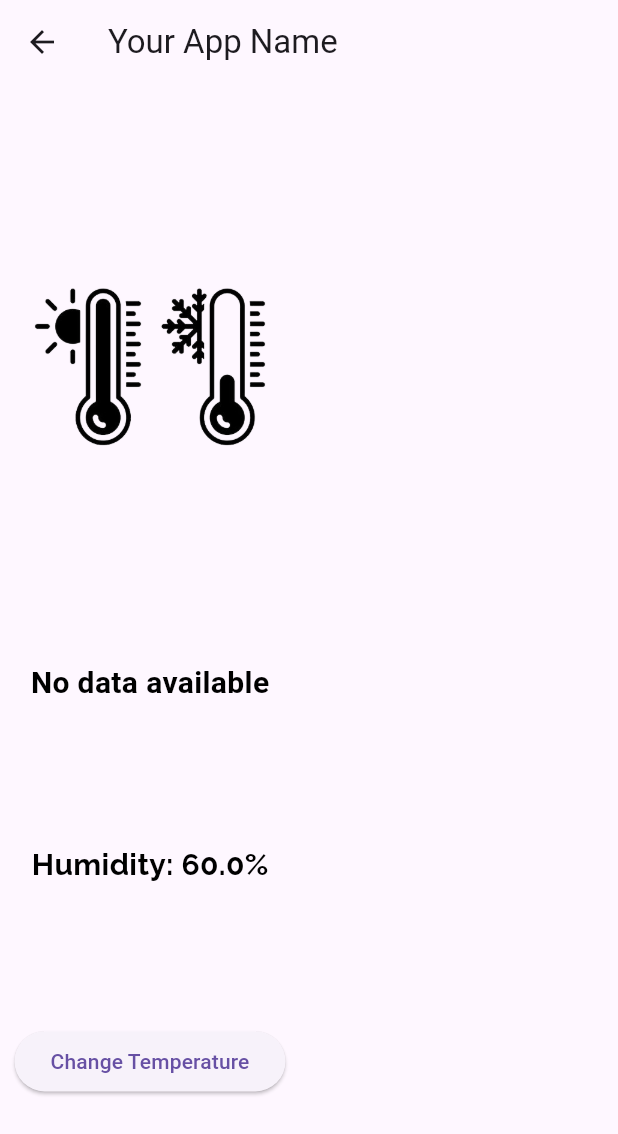
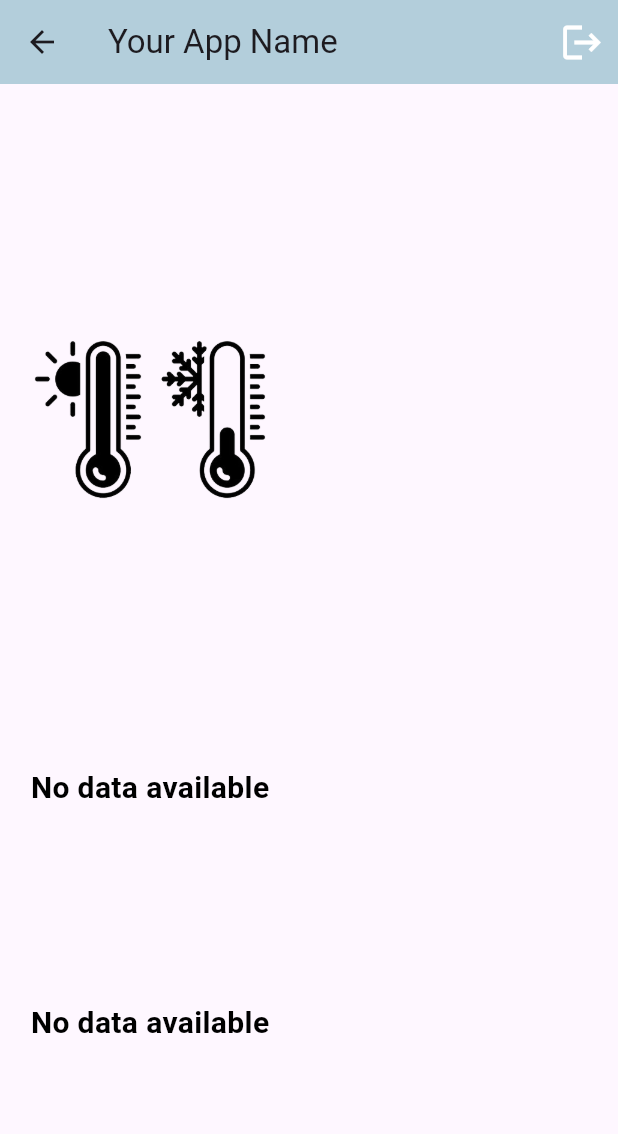
Before and after one commit to talbioumaima06/litbebe_flutter, a Flutter app: the Temperature screen opened by its route, on a phone screen of 412 x 824 dp. Shown: the top 1134 px of the screen. Run offline on Flutter 3.47's test engine with Material 3 defaults, Android fonts, the phone set to English and light mode, and no system bars; our stand-ins replace firebase_auth, firebase_core, firebase_database, firebase_messaging, flutter_local_notifications, fluttertoast and 1 more; accounts and stored records are empty.

Commit message:
temperature page fixes and remove climatisation from dashboard

```diff
--- a/lib/pages/temperature/temperature.dart
+++ b/lib/pages/temperature/temperature.dart
@@ -3,18 +3,32 @@ import 'package:google_fonts/google_fonts.dart';
 import 'package:firebase_database/firebase_database.dart';
 
 class Temperature extends StatelessWidget {
-  const Temperature({super.key});
+  const Temperature({Key? key}) : super(key: key);
   static const route = '/temperature';
 
   @override
   Widget build(BuildContext context) {
-    final DatabaseReference temperatureRef = FirebaseDatabase.instance.ref().child('temperature');
+    final DatabaseReference temperatureRef = FirebaseDatabase.instance.ref().child('/DHT_11/Temperature');
+    final DatabaseReference humidityRef = FirebaseDatabase.instance.ref().child('/DHT_11/Humidity');
     final message = ModalRoute.of(context)!.settings.arguments;
     print('messageeeeee: $message');
 
     return Scaffold(
       appBar: AppBar(
         title: const Text('Your App Name'),
+        actions: [
+          IconButton(
+            onPressed: () async {
+              // Implement sign out functionality here
+            },
+            icon: const Icon(
+              Icons.logout,
+              size: 30,
+            ),
+            color: Colors.white, // Change the color as per your design
+          ),
+        ],
+        backgroundColor: const Color(0xFFB3CEDB), // Set the background color of the app bar
       ),
       body: SafeArea(
         child: Column(
@@ -46,9 +60,56 @@ class Temperature extends StatelessWidget {
                       fontSize: 20,
                     ),
                   );
-                } else if (snapshot.hasError) {
+                } else if (snapshot.hasData && snapshot.data!.snapshot.value != null) {
+                  double temperature = (snapshot.data!.snapshot.value as num).toDouble();
+                  Color textColor = temperature > 37 ? Colors.red : Colors.black;
+                  IconData? iconData = temperature > 37 ? Icons.warning : null;
+                  return Column(
+                    children: [
+                      Row(
+                        mainAxisAlignment: MainAxisAlignment.center,
+                        children: [
+                          Text(
+                            'Temperature: $temperature°C',
+                            style: GoogleFonts.raleway(
+                              textStyle: TextStyle(
+                                color: textColor,
+                                fontWeight: FontWeight.bold,
+                                fontSize: 20,
+                              ),
+                            ),
+                          ),
+                          if (iconData != null) Icon(iconData, color: Colors.red),
+                        ],
+                      ),
+                    ],
+                  );
+                } else {
                   return const Text(
-                    'Error loading data',
+                    'No data available',
+                    style: TextStyle(
+                      color: Colors.black,
+                      fontWeight: FontWeight.bold,
+                      fontSize: 20,
+                    ),
+                  );
+                }
+              },
+            ),
+            StreamBuilder<DatabaseEvent>(
+              stream: humidityRef.onValue,
+              builder: (context, snapshot) {
+                print('Connection State: ${snapshot.connectionState}');
+                print('Has Error: ${snapshot.hasError}');
+                if (snapshot.hasError) {
+                  print('Error: ${snapshot.error}');
+                }
+                print('Has Data: ${snapshot.hasData}');
+                print('Snapshot Data: ${snapshot.data?.snapshot.value}');
+
+                if (snapshot.connectionState == ConnectionState.waiting) {
+                  return const Text(
+                    'Loading...',
                     style: TextStyle(
                       color: Colors.black,
                       fontWeight: FontWeight.bold,
@@ -56,9 +117,9 @@ class Temperature extends StatelessWidget {
                     ),
                   );
                 } else if (snapshot.hasData && snapshot.data!.snapshot.value != null) {
-                  double temperature = (snapshot.data!.snapshot.value as num).toDouble();
+                  double humidity = (snapshot.data!.snapshot.value as num).toDouble();
                   return Text(
-                    'Temperature: $temperature°C',
+                    'Humidity: $humidity',
                     style: GoogleFonts.raleway(
                       textStyle: const TextStyle(
                         color: Colors.black,
@@ -79,46 +140,6 @@ class Temperature extends StatelessWidget {
                 }
               },
             ),
-            Text(
-              'Humidity: 60.0%',
-              style: GoogleFonts.raleway(
-                textStyle: const TextStyle(
-                  color: Colors.black,
-                  fontWeight: FontWeight.bold,
-                  fontSize: 20,
-                ),
-              ),
-            ),
-            ElevatedButton(
-              onPressed: () {
-                showDialog(
-                  context: context,
-                  builder: (BuildContext context) {
-                    return AlertDialog(
-                      title: const Text('Change Temperature'),
-                      content: const Column(
-                        crossAxisAlignment: CrossAxisAlignment.start,
-                        mainAxisSize: MainAxisSize.min,
-                        children: [
-                          Text('You can switch on and off the climatisation sensor.'),
-                          SizedBox(height: 10),
-                          Text('Temperature Control:'),
-                        ],
-                      ),
-                      actions: [
-                        TextButton(
-                          onPressed: () {
-                            Navigator.of(context).pop();
-                          },
-                          child: const Text('Close'),
-                        ),
-                      ],
-                    );
-                  },
-                );
-              },
-              child: const Text('Change Temperature'),
-            ),
           ],
         ),
       ),
```
Also changed, not shown: lib/pages/dashboard/dashboard.dart (+8 -8 lines).
